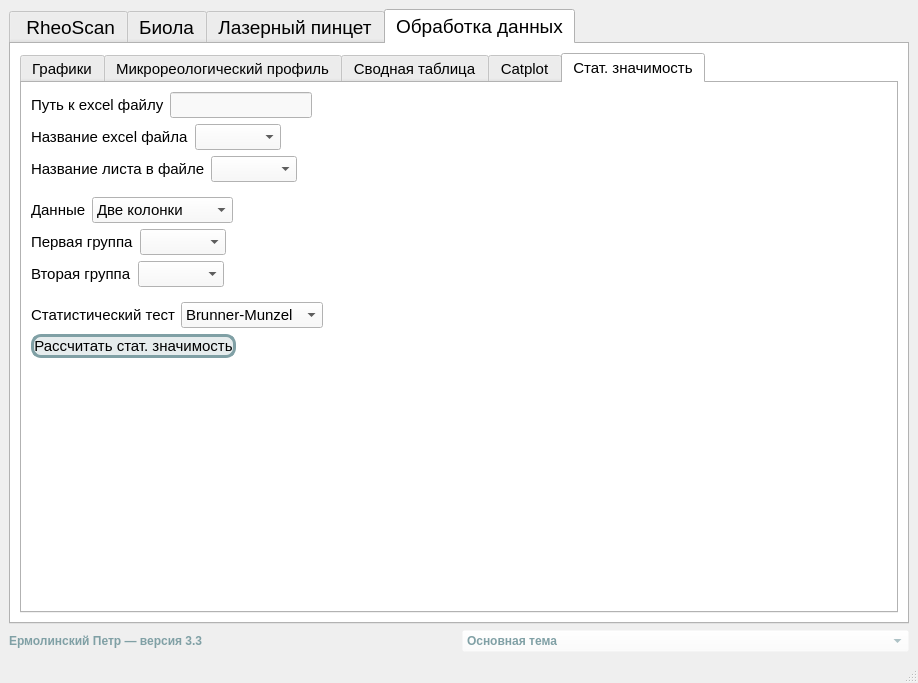
The window that ui_main.ui (Petr-Ermolinskiy/Laboratory-Data-Processing-App) describes before a commit, drawn with Qt 5.
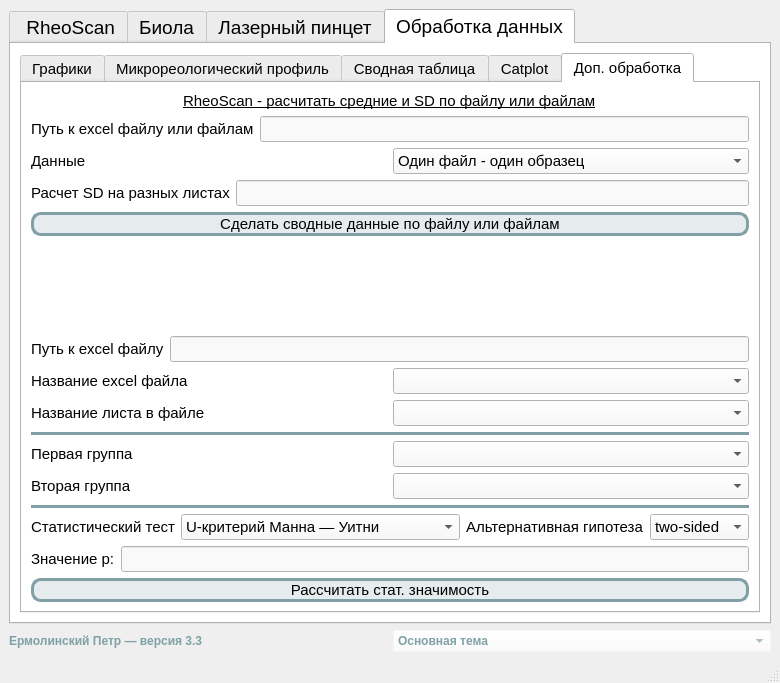
The same window after the commit. The open tabs and pages were chosen to show the change. Icons and pictures are not drawn.

Commit message: Добавил новый функционал -- теперь можно вычислять p-value. Можно описывать данные с RheoScan

```diff
--- a/ui_main.ui
+++ b/ui_main.ui
@@ -6,7 +6,7 @@
    <rect>
     <x>0</x>
     <y>0</y>
-    <width>918</width>
+    <width>780</width>
     <height>683</height>
    </rect>
   </property>
@@ -2939,7 +2939,7 @@
            </font>
           </property>
           <property name="currentIndex">
-           <number>0</number>
+           <number>4</number>
           </property>
           <widget class="QWidget" name="tab">
            <attribute name="title">
@@ -3111,7 +3111,7 @@
                  </font>
                 </property>
                 <property name="currentIndex">
-                 <number>4</number>
+                 <number>1</number>
                 </property>
                 <widget class="QWidget" name="tab_3">
                  <attribute name="title">
@@ -4091,6 +4091,11 @@
                         <string>Тест Ансари-Брэдли</string>
                        </property>
                       </item>
+                      <item>
+                       <property name="text">
+                        <string>Тест Фишера-Питмана</string>
+                       </property>
+                      </item>
                      </widget>
                     </item>
                    </layout>
@@ -5128,6 +5133,11 @@
                            <string>coolwarm</string>
                           </property>
                          </item>
+                         <item>
+                          <property name="text">
+                           <string>RdBu_r</string>
+                          </property>
+                         </item>
                          <item>
                           <property name="text">
                            <string>YlGn</string>
@@ -6266,6 +6276,11 @@
                            <string>coolwarm</string>
                           </property>
                          </item>
+                         <item>
+                          <property name="text">
+                           <string>RdBu_r</string>
+                          </property>
+                         </item>
                          <item>
                           <property name="text">
                            <string>YlGn</string>
@@ -7393,12 +7408,174 @@
             </item>
            </layout>
           </widget>
-          <widget class="QWidget" name="tab_11">
+          <widget class="QWidget" name="tab_12">
            <attribute name="title">
-            <string>Стат. значимость</string>
+            <string>Доп. обработка</string>
            </attribute>
-           <layout class="QFormLayout" name="formLayout_6">
+           <layout class="QGridLayout" name="gridLayout_13">
             <item row="0" column="0">
+             <layout class="QVBoxLayout" name="verticalLayout_44">
+              <item alignment="Qt::AlignHCenter">
+               <widget class="QLabel" name="lb_path_for_plot_7">
+                <property name="font">
+                 <font>
+                  <pointsize>11</pointsize>
+                  <bold>false</bold>
+                  <underline>true</underline>
+                 </font>
+                </property>
+                <property name="toolTip">
+                 <string>Путь, по которому находятся excel файлы или файл. Если данные только в одном файле, то нужно указать путь полностью. </string>
+                </property>
+                <property name="text">
+                 <string>RheoScan - расчитать средние и SD по файлу или файлам</string>
+                </property>
+               </widget>
+              </item>
+              <item>
+               <layout class="QHBoxLayout" name="horizontalLayout_128">
+                <item>
+                 <widget class="QLabel" name="lb_path_for_plot_5">
+                  <property name="font">
+                   <font>
+                    <pointsize>11</pointsize>
+                   </font>
+                  </property>
+                  <property name="toolTip">
+                   <string>Путь, по которому находятся excel файлы или файл. Если данные только в одном файле, то нужно указать путь полностью. </string>
+                  </property>
+                  <property name="text">
+                   <string>Путь к excel файлу или файлам</string>
+                  </property>
+                 </widget>
+                </item>
+                <item>
+                 <widget class="QLineEdit" name="path_for_RheoScan_describe">
+                  <property name="font">
+                   <font>
+                    <pointsize>11</pointsize>
+                   </font>
+                  </property>
+                  <property name="text">
+                   <string/>
+                  </property>
+                 </widget>
+                </item>
+               </layout>
+              </item>
+              <item>
+               <layout class="QHBoxLayout" name="horizontalLayout_129">
+                <item>
+                 <widget class="QLabel" name="lb_stattest_12">
+                  <property name="enabled">
+                   <bool>true</bool>
+                  </property>
+                  <property name="font">
+                   <font>
+                    <pointsize>11</pointsize>
+                   </font>
+                  </property>
+                  <property name="toolTip">
+                   <string>см. пакет statannotations</string>
+                  </property>
+                  <property name="text">
+                   <string>Данные</string>
+                  </property>
+                 </widget>
+                </item>
+                <item>
+                 <widget class="QComboBox" name="comboBox_RheoScan_describe">
+                  <property name="enabled">
+                   <bool>true</bool>
+                  </property>
+                  <property name="font">
+                   <font>
+                    <pointsize>11</pointsize>
+                   </font>
+                  </property>
+                  <item>
+                   <property name="text">
+                    <string>Один файл - один образец</string>
+                   </property>
+                  </item>
+                  <item>
+                   <property name="text">
+                    <string>Один файл - много образцов</string>
+                   </property>
+                  </item>
+                 </widget>
+                </item>
+               </layout>
+              </item>
+              <item>
+               <layout class="QHBoxLayout" name="horizontalLayout_130">
+                <item>
+                 <widget class="QLabel" name="lb_path_for_plot_6">
+                  <property name="font">
+                   <font>
+                    <pointsize>11</pointsize>
+                   </font>
+                  </property>
+                  <property name="toolTip">
+                   <string/>
+                  </property>
+                  <property name="statusTip">
+                   <string>Необходимо через пробелы написать True или False, или же 0, 1, тем самым пометив листы.</string>
+                  </property>
+                  <property name="text">
+                   <string>Расчет SD на разных листах</string>
+                  </property>
+                 </widget>
+                </item>
+                <item>
+                 <widget class="QLineEdit" name="RheoScan_describe_mask_sheets">
+                  <property name="font">
+                   <font>
+                    <pointsize>11</pointsize>
+                   </font>
+                  </property>
+                  <property name="text">
+                   <string/>
+                  </property>
+                 </widget>
+                </item>
+               </layout>
+              </item>
+              <item>
+               <widget class="QPushButton" name="btn_RheoScan_describe_file_or_files">
+                <property name="font">
+                 <font>
+                  <pointsize>11</pointsize>
+                 </font>
+                </property>
+                <property name="styleSheet">
+                 <string notr="true">background-color: rgba(128, 160, 165, 50);
+border: 3px solid rgb(128, 160, 165);
+border-radius: 10px;</string>
+                </property>
+                <property name="text">
+                 <string>Сделать сводные данные по файлу или файлам</string>
+                </property>
+               </widget>
+              </item>
+             </layout>
+            </item>
+            <item row="1" column="0">
+             <spacer name="verticalSpacer_4">
+              <property name="orientation">
+               <enum>Qt::Vertical</enum>
+              </property>
+              <property name="sizeHint" stdset="0">
+               <size>
+                <width>20</width>
+                <height>20</height>
+               </size>
+              </property>
+             </spacer>
+            </item>
+            <item row="2" column="0">
+             <layout class="QVBoxLayout" name="verticalLayout_45">
+              <item>
              <layout class="QHBoxLayout" name="horizontalLayout_107">
               <item>
                <widget class="QLabel" name="lb_path_for_plot_4">
@@ -7416,7 +7593,7 @@
                </widget>
               </item>
               <item>
-               <widget class="QLineEdit" name="path_for_catplot_2">
+                 <widget class="QLineEdit" name="path_for_dop_stat">
                 <property name="font">
                  <font>
                   <pointsize>11</pointsize>
@@ -7429,7 +7606,7 @@
               </item>
              </layout>
             </item>
-            <item row="1" column="0">
+              <item>
              <layout class="QHBoxLayout" name="horizontalLayout_110">
               <item>
                <widget class="QLabel" name="lb_exel_name_5">
@@ -7444,11 +7621,11 @@
                </widget>
               </item>
               <item>
-               <widget class="QComboBox" name="comboBox_excel_catplot_2"/>
+                 <widget class="QComboBox" name="comboBox_excel_dop_stat"/>
               </item>
              </layout>
             </item>
-            <item row="2" column="0">
+              <item>
              <layout class="QHBoxLayout" name="horizontalLayout_112">
               <item>
                <widget class="QLabel" name="lb_exel_name_6">
@@ -7463,11 +7640,11 @@
                </widget>
               </item>
               <item>
-               <widget class="QComboBox" name="comboBox_excel_sheet_catplot_2"/>
+                 <widget class="QComboBox" name="comboBox_excel_sheet_dop_stat"/>
               </item>
              </layout>
             </item>
-            <item row="3" column="0">
+              <item>
              <widget class="Line" name="line_12">
               <property name="font">
                <font>
@@ -7489,51 +7666,7 @@
               </property>
              </widget>
             </item>
-            <item row="4" column="0">
-             <layout class="QHBoxLayout" name="horizontalLayout_115">
               <item>
-               <widget class="QLabel" name="lb_stattest_11">
-                <property name="enabled">
-                 <bool>true</bool>
-                </property>
-                <property name="font">
-                 <font>
-                  <pointsize>11</pointsize>
-                 </font>
-                </property>
-                <property name="toolTip">
-                 <string>см. пакет statannotations</string>
-                </property>
-                <property name="text">
-                 <string>Данные</string>
-                </property>
-               </widget>
-              </item>
-              <item>
-               <widget class="QComboBox" name="comboBox_stat_test_catplot_3">
-                <property name="enabled">
-                 <bool>true</bool>
-                </property>
-                <property name="font">
-                 <font>
-                  <pointsize>11</pointsize>
-                 </font>
-                </property>
-                <item>
-                 <property name="text">
-                  <string>Две колонки</string>
-                 </property>
-                </item>
-                <item>
-                 <property name="text">
-                  <string>Индексируемые</string>
-                 </property>
-                </item>
-               </widget>
-              </item>
-             </layout>
-            </item>
-            <item row="5" column="0">
              <layout class="QHBoxLayout" name="horizontalLayout_111">
               <item>
                <widget class="QLabel" name="lb_hue_name_9">
@@ -7551,11 +7684,11 @@
                </widget>
               </item>
               <item>
-               <widget class="QComboBox" name="comboBox_catplot_x_2"/>
+                 <widget class="QComboBox" name="comboBox_dop_stat_x"/>
               </item>
              </layout>
             </item>
-            <item row="6" column="0">
+              <item>
              <layout class="QHBoxLayout" name="horizontalLayout_114">
               <item>
                <widget class="QLabel" name="lb_hue_name_10">
@@ -7573,11 +7706,11 @@
                </widget>
               </item>
               <item>
-               <widget class="QComboBox" name="comboBox_catplot_x_3"/>
+                 <widget class="QComboBox" name="comboBox_dop_stat_y"/>
               </item>
              </layout>
             </item>
-            <item row="7" column="0">
+              <item>
              <widget class="Line" name="line_13">
               <property name="font">
                <font>
@@ -7599,7 +7732,9 @@
               </property>
              </widget>
             </item>
-            <item row="8" column="0">
+              <item>
+               <layout class="QHBoxLayout" name="horizontalLayout_127">
+                <item>
              <layout class="QHBoxLayout" name="horizontalLayout_113">
               <item>
                <widget class="QLabel" name="lb_stattest_8">
@@ -7620,7 +7755,7 @@
                </widget>
               </item>
               <item>
-               <widget class="QComboBox" name="comboBox_stat_test_catplot_2">
+                   <widget class="QComboBox" name="comboBox_stat_test_dop_stat">
                 <property name="enabled">
                  <bool>true</bool>
                 </property>
@@ -7631,60 +7766,134 @@
                 </property>
                 <item>
                  <property name="text">
-                  <string>Brunner-Munzel</string>
+                      <string>U-критерий Манна — Уитни</string>
                  </property>
                 </item>
                 <item>
                  <property name="text">
-                  <string>Levene</string>
+                      <string>Т-критерий Стьюдента</string>
                  </property>
                 </item>
                 <item>
                  <property name="text">
-                  <string>Mann-Whitney</string>
+                      <string>Тест Бруннера — Мюнцеля</string>
                  </property>
                 </item>
                 <item>
                  <property name="text">
-                  <string>Mann-Whitney-gt</string>
+                      <string>Тест Бруннера — Мюнцеля (normal)</string>
                  </property>
                 </item>
                 <item>
                  <property name="text">
-                  <string>Mann-Whitney-ls</string>
+                      <string>Критерий Уилкоксона</string>
                  </property>
                 </item>
                 <item>
                  <property name="text">
-                  <string>t-test_ind</string>
+                      <string>Критерий Краскела — Уоллиса</string>
                  </property>
                 </item>
                 <item>
                  <property name="text">
-                  <string>t-test_welch</string>
+                      <string>Медианный критерий</string>
                  </property>
                 </item>
                 <item>
                  <property name="text">
-                  <string>t-test_paired</string>
+                      <string>Тест Ансари-Брэдли</string>
                  </property>
                 </item>
                 <item>
                  <property name="text">
-                  <string>Wilcoxon</string>
-                 </property>
-                </item>
+                      <string>Тест Фишера-Питмана</string>
+                     </property>
+                    </item>
+                   </widget>
+                  </item>
+                 </layout>
+                </item>
                 <item>
+                 <layout class="QHBoxLayout" name="horizontalLayout_126">
+                  <item>
+                   <widget class="QLabel" name="lb__altern_heposisis_2">
+                    <property name="enabled">
+                     <bool>true</bool>
+                    </property>
+                    <property name="font">
+                     <font>
+                      <pointsize>11</pointsize>
+                     </font>
+                    </property>
                  <property name="text">
-                  <string>Kruskal</string>
-                 </property>
-                </item>
+                     <string>Альтернативная гипотеза</string>
+                    </property>
+                   </widget>
+                  </item>
+                  <item>
+                   <widget class="QComboBox" name="comboBox_alter_hep_dop_stat">
+                    <property name="enabled">
+                     <bool>true</bool>
+                    </property>
+                    <property name="font">
+                     <font>
+                      <pointsize>11</pointsize>
+                     </font>
+                    </property>
+                    <item>
+                     <property name="text">
+                      <string>two-sided</string>
+                     </property>
+                    </item>
+                    <item>
+                     <property name="text">
+                      <string>less</string>
+                     </property>
+                    </item>
+                    <item>
+                     <property name="text">
+                      <string>greater</string>
+                     </property>
+                    </item>
                </widget>
               </item>
              </layout>
             </item>
-            <item row="9" column="0">
-             <widget class="QPushButton" name="btn_plot_and_save_catplot_2">
+               </layout>
+              </item>
+              <item>
+               <layout class="QHBoxLayout" name="horizontalLayout_125">
+                <item>
+                 <widget class="QLabel" name="lb_hue_name_11">
+                  <property name="font">
+                   <font>
+                    <pointsize>11</pointsize>
+                   </font>
+                  </property>
+                  <property name="toolTip">
+                   <string/>
+                  </property>
+                  <property name="text">
+                   <string>Значение p:</string>
+                  </property>
+                 </widget>
+                </item>
+                <item>
+                 <widget class="QLineEdit" name="p_value_dop_stat">
+                  <property name="font">
+                   <font>
+                    <pointsize>11</pointsize>
+                   </font>
+                  </property>
+                  <property name="text">
+                   <string/>
+                  </property>
+                 </widget>
+                </item>
+               </layout>
+              </item>
+              <item>
+               <widget class="QPushButton" name="btn_dop_stat_calc">
               <property name="font">
                <font>
                 <pointsize>11</pointsize>
@@ -7701,6 +7910,8 @@
              </widget>
             </item>
            </layout>
+            </item>
+           </layout>
           </widget>
          </widget>
         </item>
```
Left out of the diff: 9 changed lines with no effect on the pictures. Lines whose indentation alone changed are shown as unchanged. The commit also changes 6 other files.
